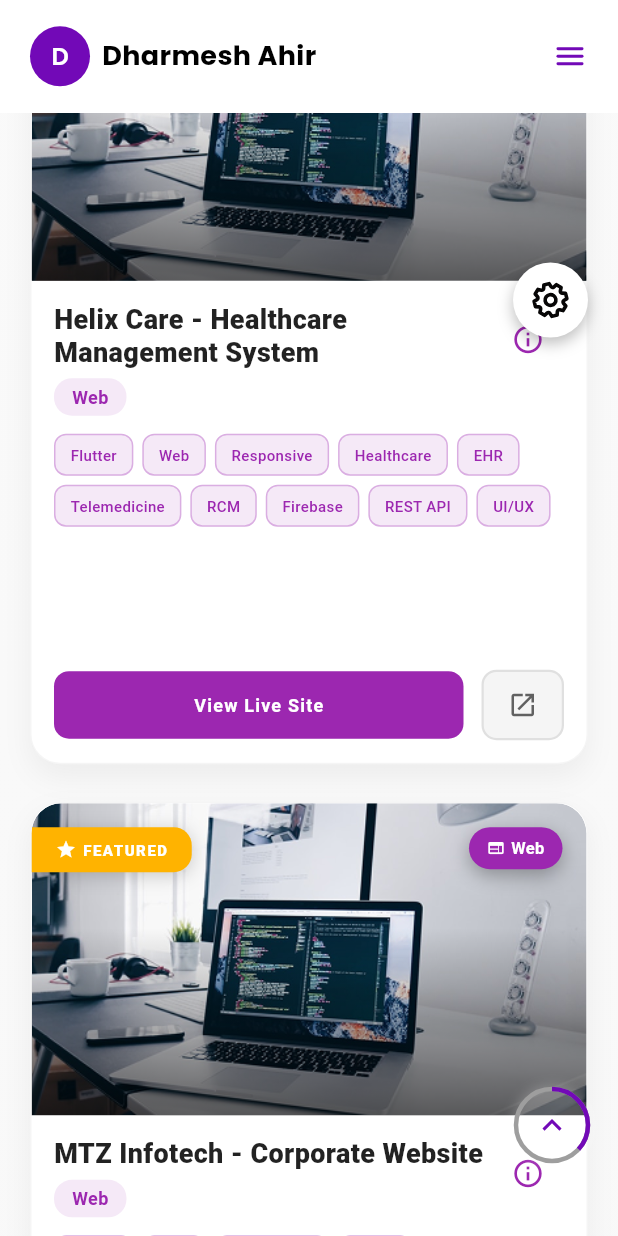
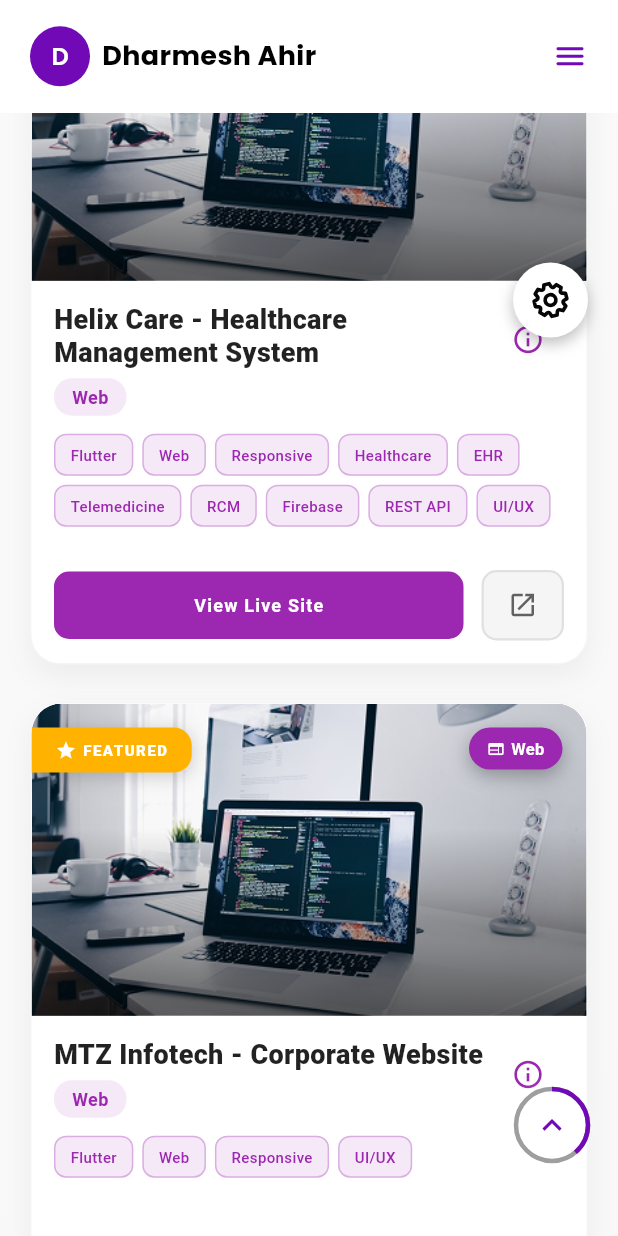
Before and after one commit to Dharmeshkatariya/dharmesh-flutter-portfollio, a Flutter app: the screen it shows after launch, scrolled down 3456 dp, on a phone screen of 412 x 824 dp. Run offline on Flutter 3.47's test engine with Material 3 defaults, Android fonts, the light colour scheme and no system bars; drawn by our look-alikes of flutter_animate, toastification; our stand-ins replace animate_do, firebase_core, flutter_screenutil, flutter_svg, get, lottie and 1 more; missing offline and left inert: dart:html; accounts and stored records are empty.

Commit message:
all updated

```diff
--- a/lib/web/dashboard/section/portfolio_section.dart
+++ b/lib/web/dashboard/section/portfolio_section.dart
@@ -382,11 +382,11 @@ class _PortfolioSectionState extends State<PortfolioSection> {
     if (width > 1400) return 0.8; // Standard desktop
     if (width > 1200) return 0.8; // Small desktop
     if (width > 1024) return 0.7; // Large tablets landscape
-    if (width > 900) return 0.7; // Tablets landscape
-    if (width > 768) return 0.7; // iPad portrait
-    if (width > 600) return 0.7; // Large mobile landscape
-    if (width > 480) return 0.7; // Medium mobile
-    if (width > 360) return 0.7; // Small mobile
+    if (width > 900) return 0.9; // Tablets landscape
+    if (width > 768) return 0.9; // iPad portrait
+    if (width > 600) return 0.9; // Large mobile landscape
+    if (width > 480) return 0.9; // Medium mobile
+    if (width > 360) return 0.8; // Small mobile
     return 0.7; // Very small screens
   }
 
```
